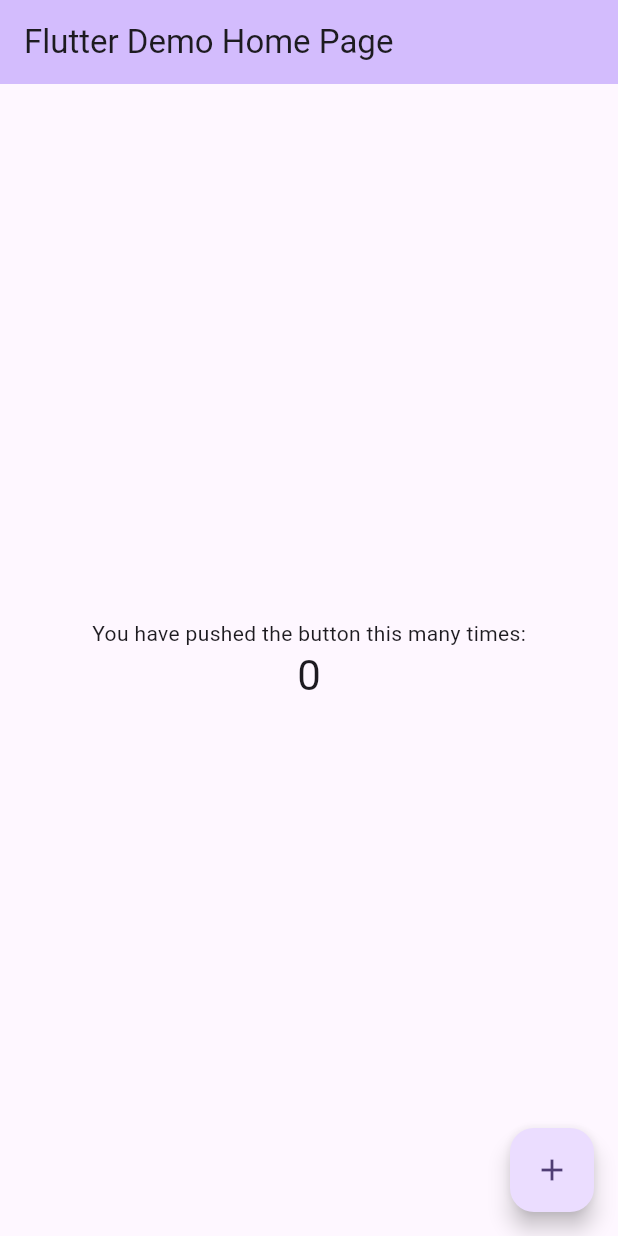
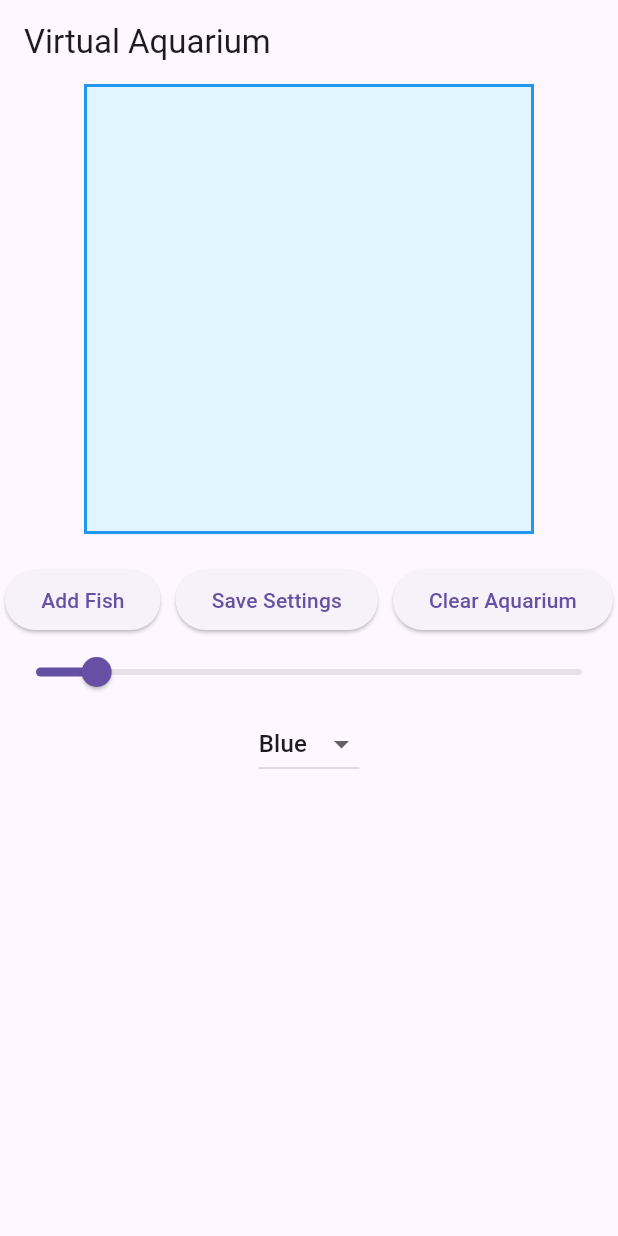
Before and after one commit to sidd07181134/cw5, a Flutter app: the screen it shows after launch, on a phone screen of 412 x 824 dp. Run offline on Flutter 3.47's test engine with Material 3 defaults, Android fonts, the phone set to English and light mode, and no system bars; our stand-ins replace sqflite; accounts and stored records are empty.

Commit message:
Final Product

```diff
--- a/lib/main.dart
+++ b/lib/main.dart
@@ -1,125 +1,207 @@
 import 'package:flutter/material.dart';
+import 'dart:math';
+import 'package:sqflite/sqflite.dart';
+import 'package:path/path.dart';
 
 void main() {
-  runApp(const MyApp());
+  runApp(VirtualAquariumApp());
 }
 
-class MyApp extends StatelessWidget {
-  const MyApp({super.key});
-
-  // This widget is the root of your application.
+class VirtualAquariumApp extends StatelessWidget {
   @override
   Widget build(BuildContext context) {
     return MaterialApp(
-      title: 'Flutter Demo',
+      title: 'Virtual Aquarium',
       theme: ThemeData(
-        // This is the theme of your application.
-        //
-        // TRY THIS: Try running your application with "flutter run". You'll see
-        // the application has a purple toolbar. Then, without quitting the app,
-        // try changing the seedColor in the colorScheme below to Colors.green
-        // and then invoke "hot reload" (save your changes or press the "hot
-        // reload" button in a Flutter-supported IDE, or press "r" if you used
-        // the command line to start the app).
-        //
-        // Notice that the counter didn't reset back to zero; the application
-        // state is not lost during the reload. To reset the state, use hot
-        // restart instead.
-        //
-        // This works for code too, not just values: Most code changes can be
-        // tested with just a hot reload.
-        colorScheme: ColorScheme.fromSeed(seedColor: Colors.deepPurple),
-        useMaterial3: true,
+        primarySwatch: Colors.blue,
       ),
-      home: const MyHomePage(title: 'Flutter Demo Home Page'),
+      home: AquariumScreen(),
     );
   }
 }
 
-class MyHomePage extends StatefulWidget {
-  const MyHomePage({super.key, required this.title});
+class AquariumScreen extends StatefulWidget {
+  @override
+  _AquariumScreenState createState() => _AquariumScreenState();
+}
 
-  // This widget is the home page of your application. It is stateful, meaning
-  // that it has a State object (defined below) that contains fields that affect
-  // how it looks.
-
-  // This class is the configuration for the state. It holds the values (in this
-  // case the title) provided by the parent (in this case the App widget) and
-  // used by the build method of the State. Fields in a Widget subclass are
-  // always marked "final".
-
-  final String title;
+class _AquariumScreenState extends State<AquariumScreen> with TickerProviderStateMixin {
+  List<Fish> fishList = [];
+  Color selectedColor = Colors.blue;
+  double selectedSpeed = 1.0;
+  Database? _database;
 
   @override
-  State<MyHomePage> createState() => _MyHomePageState();
+  void initState() {
+    super.initState();
+    _initDatabase().then((_) => _loadSettings());
   }
 
-class _MyHomePageState extends State<MyHomePage> {
-  int _counter = 0;
+  Future<void> _initDatabase() async {
+    _database = await openDatabase(
+      join(await getDatabasesPath(), 'aquarium.db'),
+      onCreate: (db, version) {
+        return db.execute(
+          "CREATE TABLE settings(id INTEGER PRIMARY KEY, fishCount INTEGER, speed REAL, color INTEGER)",
+        );
+      },
+      version: 1,
+    );
+  }
 
-  void _incrementCounter() {
+  Future<void> _saveSettings() async {
+    if (_database != null) {
+      await _database!.insert(
+        'settings',
+        {
+          'id': 1,
+          'fishCount': fishList.length,
+          'speed': selectedSpeed,
+          'color': selectedColor.value,
+        },
+        conflictAlgorithm: ConflictAlgorithm.replace,
+      );
+    }
+  }
+
+  Future<void> _loadSettings() async {
+    if (_database != null) {
+      final List<Map<String, dynamic>> settings = await _database!.query('settings', where: "id = 1");
+      if (settings.isNotEmpty) {
         setState(() {
-      // This call to setState tells the Flutter framework that something has
-      // changed in this State, which causes it to rerun the build method below
-      // so that the display can reflect the updated values. If we changed
-      // _counter without calling setState(), then the build method would not be
-      // called again, and so nothing would appear to happen.
-      _counter++;
+          int count = settings[0]['fishCount'];
+          selectedSpeed = settings[0]['speed'];
+          selectedColor = Color(settings[0]['color']);
+          fishList = List.generate(count, (index) => Fish(color: selectedColor, speed: selectedSpeed, vsync: this));
+        });
+      }
+    }
+  }
+
+  void _addFish() {
+    if (fishList.length < 10) {
+      setState(() {
+        fishList.add(Fish(color: selectedColor, speed: selectedSpeed, vsync: this));
+      });
+    }
+  }
+
+  void _clearAquarium() {
+    setState(() {
+      fishList.clear();
     });
   }
 
   @override
   Widget build(BuildContext context) {
-    // This method is rerun every time setState is called, for instance as done
-    // by the _incrementCounter method above.
-    //
-    // The Flutter framework has been optimized to make rerunning build methods
-    // fast, so that you can just rebuild anything that needs updating rather
-    // than having to individually change instances of widgets.
     return Scaffold(
-      appBar: AppBar(
-        // TRY THIS: Try changing the color here to a specific color (to
-        // Colors.amber, perhaps?) and trigger a hot reload to see the AppBar
-        // change color while the other colors stay the same.
-        backgroundColor: Theme.of(context).colorScheme.inversePrimary,
-        // Here we take the value from the MyHomePage object that was created by
-        // the App.build method, and use it to set our appbar title.
-        title: Text(widget.title),
+      appBar: AppBar(title: Text('Virtual Aquarium')),
+      body: Column(
+        children: [
+          Container(
+            height: 300,
+            width: 300,
+            decoration: BoxDecoration(
+              color: Colors.lightBlue[50], // Light background to represent water
+              border: Border.all(
+                color: Colors.blue, // Blue border to make the container visible
+                width: 2,
               ),
-      body: Center(
-        // Center is a layout widget. It takes a single child and positions it
-        // in the middle of the parent.
-        child: Column(
-          // Column is also a layout widget. It takes a list of children and
-          // arranges them vertically. By default, it sizes itself to fit its
-          // children horizontally, and tries to be as tall as its parent.
-          //
-          // Column has various properties to control how it sizes itself and
-          // how it positions its children. Here we use mainAxisAlignment to
-          // center the children vertically; the main axis here is the vertical
-          // axis because Columns are vertical (the cross axis would be
-          // horizontal).
-          //
-          // TRY THIS: Invoke "debug painting" (choose the "Toggle Debug Paint"
-          // action in the IDE, or press "p" in the console), to see the
-          // wireframe for each widget.
+            ),
+            child: Stack(
+              children: fishList.map((fish) => fish.buildWidget()).toList(),
+            ),
+          ),
+          SizedBox(height: 20),
+          Row(
             mainAxisAlignment: MainAxisAlignment.center,
-          children: <Widget>[
-            const Text(
-              'You have pushed the button this many times:',
+            children: [
+              ElevatedButton(onPressed: _addFish, child: Text('Add Fish')),
+              SizedBox(width: 10),
+              ElevatedButton(onPressed: _saveSettings, child: Text('Save Settings')),
+              SizedBox(width: 10),
+              ElevatedButton(onPressed: _clearAquarium, child: Text('Clear Aquarium')),
+            ],
           ),
-            Text(
-              '$_counter',
-              style: Theme.of(context).textTheme.headlineMedium,
+          Slider(
+            min: 0.5,
+            max: 5.0,
+            value: selectedSpeed,
+            label: 'Speed: ${selectedSpeed.toStringAsFixed(1)}',
+            onChanged: (value) {
+              setState(() {
+                selectedSpeed = value;
+              });
+            },
+          ),
+          DropdownButton<Color>(
+            value: selectedColor,
+            items: [
+              DropdownMenuItem(child: Text('Blue'), value: Colors.blue),
+              DropdownMenuItem(child: Text('Red'), value: Colors.red),
+              DropdownMenuItem(child: Text('Green'), value: Colors.green),
+            ],
+            onChanged: (value) {
+              setState(() {
+                selectedColor = value ?? Colors.blue;
+              });
+            },
           ),
         ],
       ),
-      ),
-      floatingActionButton: FloatingActionButton(
-        onPressed: _incrementCounter,
-        tooltip: 'Increment',
-        child: const Icon(Icons.add),
-      ), // This trailing comma makes auto-formatting nicer for build methods.
     );
   }
 }
+
+class Fish {
+  final Color color;
+  final double speed;
+  double xPosition = Random().nextDouble() * 250;
+  double yPosition = Random().nextDouble() * 250;
+  double xDirection = Random().nextBool() ? 1.0 : -1.0;
+  double yDirection = Random().nextBool() ? 1.0 : -1.0;
+  late AnimationController _controller;
+
+  Fish({required this.color, required this.speed, required TickerProvider vsync}) {
+    _controller = AnimationController(
+      duration: Duration(milliseconds: (1000 / speed).toInt()),
+      vsync: vsync,
+    )..addListener(() {
+        _moveFish();
+      })..repeat();
+  }
+
+  Widget buildWidget() {
+    return AnimatedBuilder(
+      animation: _controller,
+      builder: (context, child) {
+        return Positioned(
+          left: xPosition,
+          top: yPosition,
+          child: Container(
+            width: 20,
+            height: 20,
+            decoration: BoxDecoration(
+              color: color,
+              shape: BoxShape.circle,
+            ),
+          ),
+        );
+      },
+    );
+  }
+
+  void _moveFish() {
+    xPosition += xDirection * speed;
+    yPosition += yDirection * speed;
+
+    // Ensure the fish bounces off the edges of the container
+    if (xPosition <= 0 || xPosition >= 280) {
+      xDirection *= -1;
+    }
+
+    if (yPosition <= 0 || yPosition >= 280) {
+      yDirection *= -1;
+    }
+  }
+}
--- a/pubspec.yaml
+++ b/pubspec.yaml
@@ -30,11 +30,13 @@ environment:
 dependencies:
   flutter:
     sdk: flutter
-
+  sqflite: ^2.0.3
+  path: ^1.8.3
 
   # The following adds the Cupertino Icons font to your application.
   # Use with the CupertinoIcons class for iOS style icons.
   cupertino_icons: ^1.0.8
+
 
 dev_dependencies:
   flutter_test:
```
Also changed, not shown: pubspec.lock, 1 other file. Lines whose indentation alone changed are shown as unchanged.
